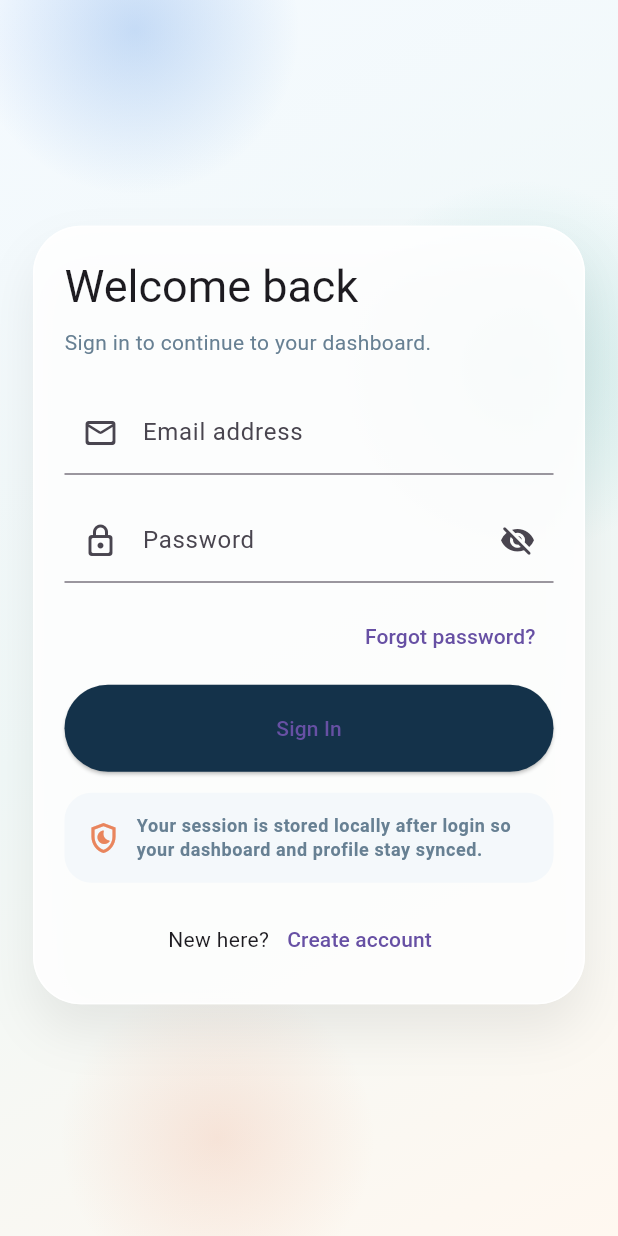
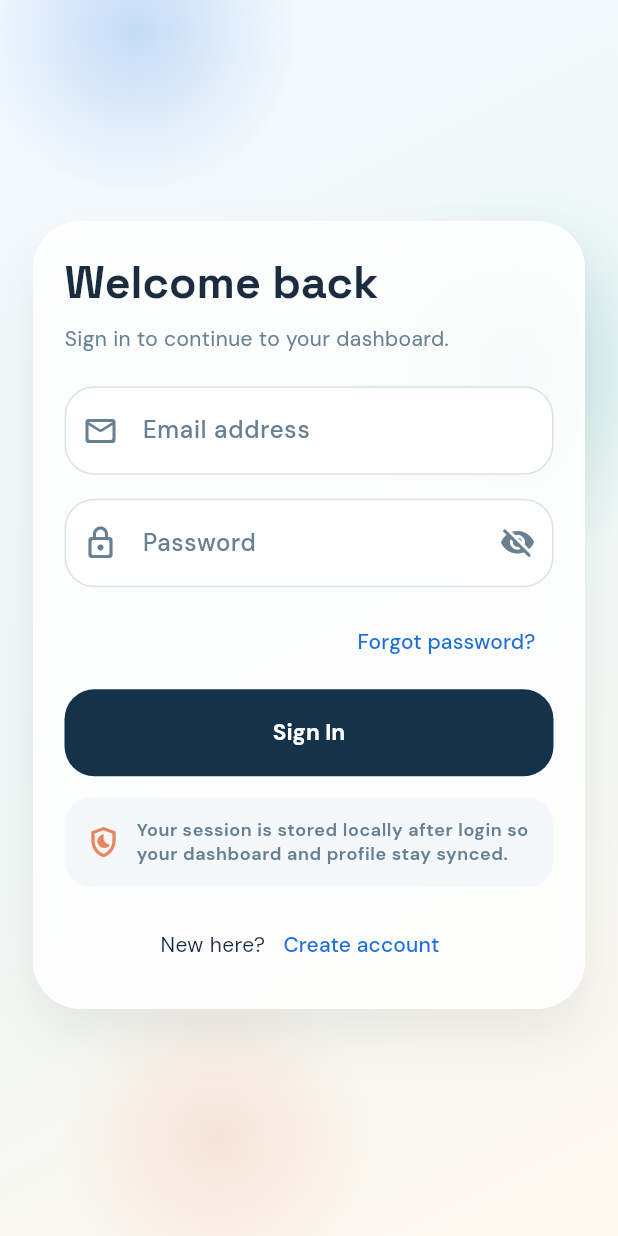
Before and after one commit to himanshu-varshney315/AIDrivenHealthcareDiagnostics_MiniProject_Sem-4, a Flutter app: the screen it shows after launch, on a phone screen of 412 x 824 dp. Run offline on Flutter 3.47's test engine with Material 3 defaults, Android fonts, the phone set to English and light mode, and no system bars; our stand-ins replace file_picker, geolocator, google_fonts, google_maps_flutter, image_picker, shared_preferences.

Commit message:
feat(frontend): wire app routes for updated flows

```diff
--- a/frontend_flutter/lib/main.dart
+++ b/frontend_flutter/lib/main.dart
@@ -9,6 +9,8 @@ import 'screens/health_ai_screen.dart';
 import 'screens/profile_screen.dart';
 import 'screens/find_clinics_screen.dart';
 import 'screens/system_log_screen.dart';
+import 'screens/upload_report_screen.dart';
+import 'theme/app_theme.dart';
 
 void main() {
   runApp(const MyApp());
@@ -37,9 +39,10 @@ class MyApp extends StatelessWidget {
         '/profile': (context) => const ProfileScreen(),
         '/find-clinics': (context) => const FindClinicsScreen(),
         '/system-log': (context) => const SystemLogScreen(),
+        '/reports': (context) => const ReportScreen(),
       },
 
-      theme: ThemeData(primarySwatch: Colors.blue),
+      theme: AppTheme.light,
     );
   }
 }
```
